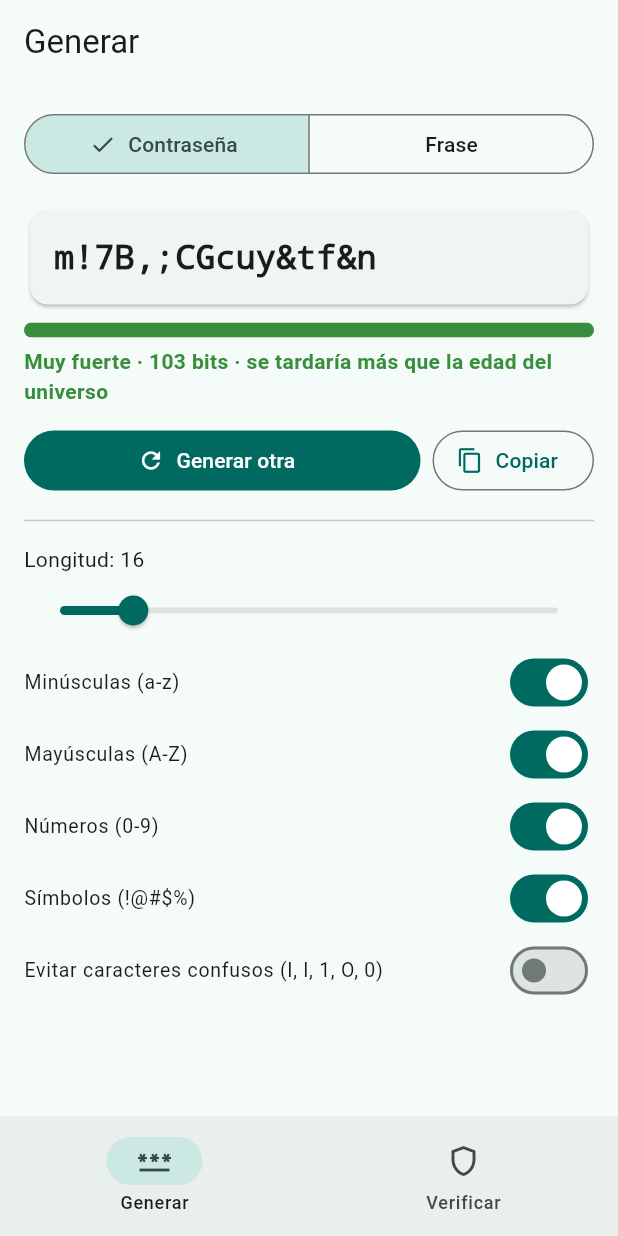
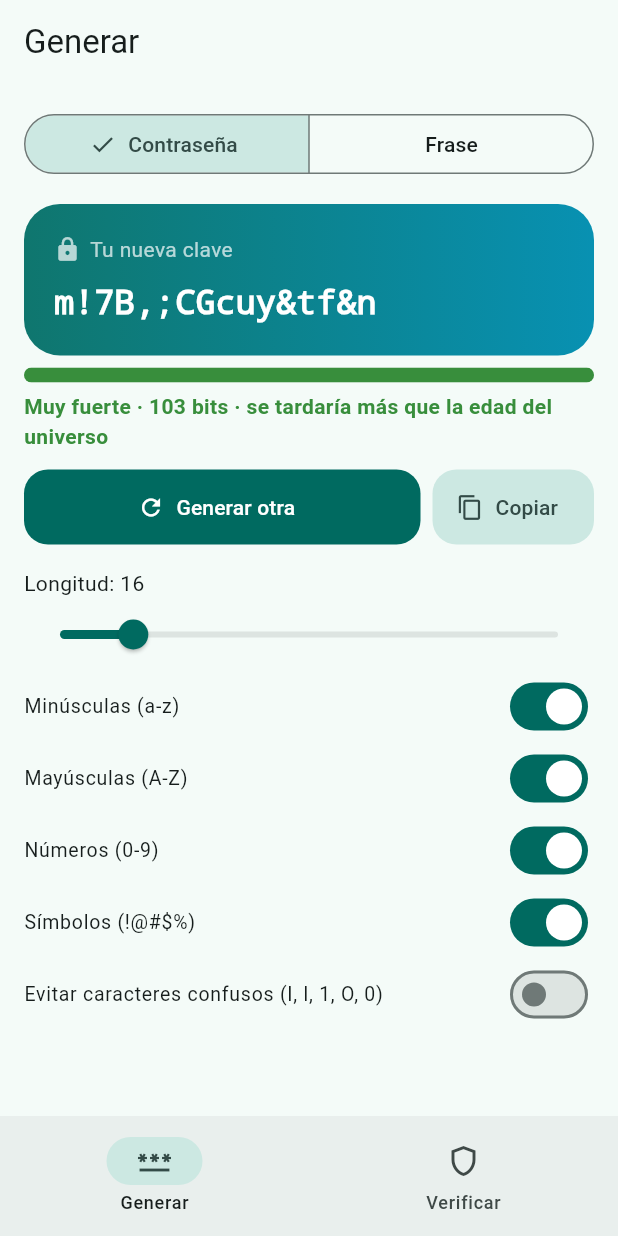
Before and after one commit to Minato97/clave-segura, a Flutter app: the screen it shows after launch, after a tap on "Generar otra", on a phone screen of 412 x 824 dp. Run offline on Flutter 3.47's test engine with Material 3 defaults, Android fonts, the phone set to English and light mode, and no system bars; our stand-ins replace google_mobile_ads; network calls fail.

Commit message:
Rediseño: tarjeta degradada de clave y botones redondeados
Co-Authored-By: Claude Sonnet 5.5 <noreply@anthropic.com>

```diff
--- a/lib/check_page.dart
+++ b/lib/check_page.dart
@@ -43,7 +43,11 @@ class _CheckPageState extends State<CheckPage> {
           onChanged: _onChanged,
           decoration: InputDecoration(
             labelText: 'Escribe una contraseña para evaluarla',
-            border: const OutlineInputBorder(),
+            filled: true,
+            border: OutlineInputBorder(
+              borderRadius: BorderRadius.circular(16),
+              borderSide: BorderSide.none,
+            ),
             suffixIcon: IconButton(
               icon: Icon(_hidden ? Icons.visibility : Icons.visibility_off),
               onPressed: () => setState(() => _hidden = !_hidden),
--- a/lib/generate_page.dart
+++ b/lib/generate_page.dart
@@ -69,17 +69,36 @@ class _GeneratePageState extends State<GeneratePage> {
           },
         ),
         const SizedBox(height: 16),
-        Card(
-          child: Padding(
-            padding: const EdgeInsets.all(16),
-            child: SelectableText(
-              _value,
-              style: const TextStyle(
-                fontFamily: 'monospace',
-                fontSize: 22,
-                fontWeight: FontWeight.w600,
+        Container(
+          padding: const EdgeInsets.all(20),
+          decoration: BoxDecoration(
+            borderRadius: BorderRadius.circular(24),
+            gradient: const LinearGradient(
+              colors: [Color(0xFF0F766E), Color(0xFF0891B2)],
+            ),
+          ),
+          child: Column(
+            crossAxisAlignment: CrossAxisAlignment.start,
+            children: [
+              const Row(
+                children: [
+                  Icon(Icons.lock, color: Colors.white70, size: 18),
+                  SizedBox(width: 6),
+                  Text('Tu nueva clave',
+                      style: TextStyle(color: Colors.white70)),
+                ],
               ),
-            ),
+              const SizedBox(height: 10),
+              SelectableText(
+                _value,
+                style: const TextStyle(
+                  fontFamily: 'monospace',
+                  fontSize: 22,
+                  fontWeight: FontWeight.w700,
+                  color: Colors.white,
+                ),
+              ),
+            ],
           ),
         ),
         const SizedBox(height: 8),
@@ -89,20 +108,30 @@ class _GeneratePageState extends State<GeneratePage> {
           children: [
             Expanded(
               child: FilledButton.icon(
+                style: FilledButton.styleFrom(
+                  minimumSize: const Size.fromHeight(50),
+                  shape: RoundedRectangleBorder(
+                      borderRadius: BorderRadius.circular(16)),
+                ),
                 onPressed: _regenerate,
                 icon: const Icon(Icons.refresh),
                 label: const Text('Generar otra'),
               ),
             ),
             const SizedBox(width: 8),
-            OutlinedButton.icon(
+            FilledButton.tonalIcon(
+              style: FilledButton.styleFrom(
+                minimumSize: const Size(0, 50),
+                shape: RoundedRectangleBorder(
+                    borderRadius: BorderRadius.circular(16)),
+              ),
               onPressed: _copy,
               icon: const Icon(Icons.copy),
               label: const Text('Copiar'),
             ),
           ],
         ),
-        const Divider(height: 32),
+        const SizedBox(height: 16),
         if (_passphrase) ...[
           Text('Palabras: $_words'),
           Slider(
--- a/pubspec.yaml
+++ b/pubspec.yaml
@@ -16,7 +16,7 @@ publish_to: 'none' # Remove this line if you wish to publish to pub.dev
 # https://developer.apple.com/library/archive/documentation/General/Reference/InfoPlistKeyReference/Articles/CoreFoundationKeys.html
 # In Windows, build-name is used as the major, minor, and patch parts
 # of the product and file versions while build-number is used as the build suffix.
-version: 1.0.0+1
+version: 1.0.1+2
 
 environment:
   sdk: ^3.13.5
```
